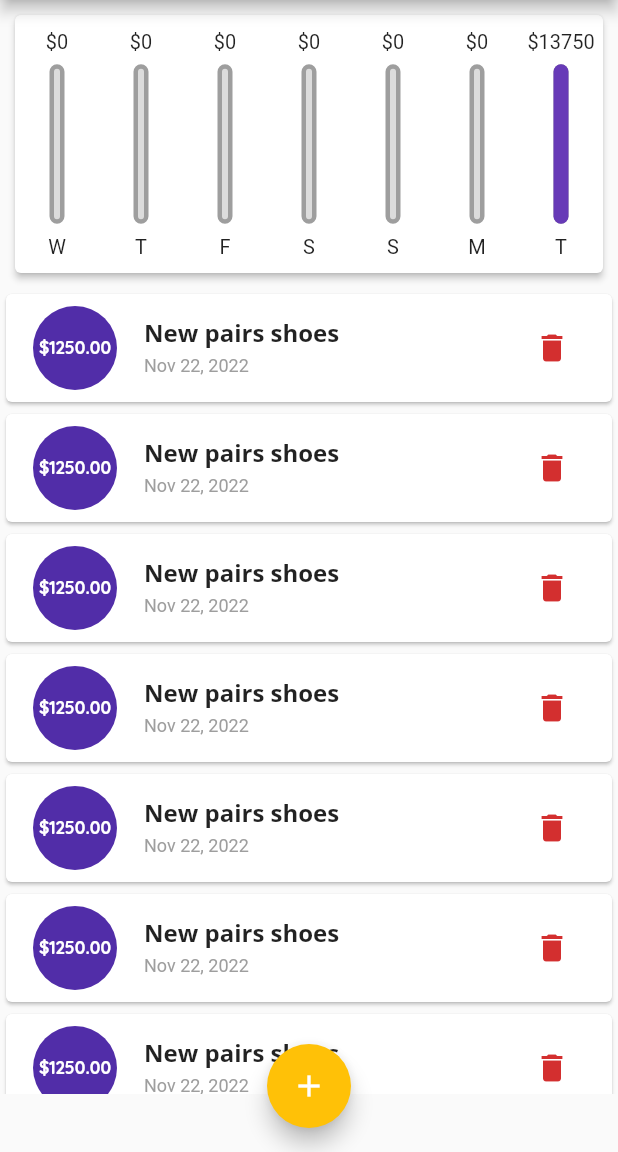
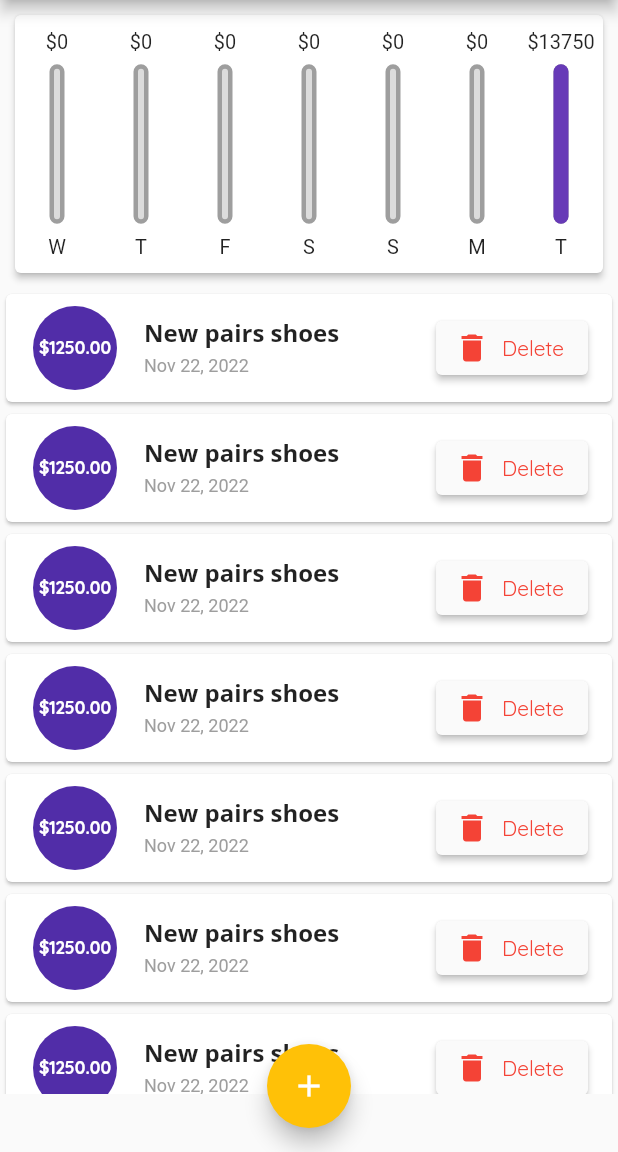
Before and after one commit to manuelwils/expense_tracker, a Flutter app: the screen it shows after launch, on a phone screen of 412 x 824 dp, the part 84-1236 px from its top. Run offline on Flutter 3.47's test engine with Material 2 defaults, Android fonts, the phone set to English and light mode, and no system bars.

Commit message:
improved ui

```diff
--- /dev/null
+++ b/lib/utils/helper.dart
@@ -0,0 +1,11 @@
+import 'package:flutter/cupertino.dart';
+
+class Helper {
+  final BuildContext _context;
+
+  Helper(this._context);
+
+  Size getSize() {
+    return MediaQuery.of(_context).size;
+  }
+}
--- a/lib/widgets/transaction_list.dart
+++ b/lib/widgets/transaction_list.dart
@@ -2,6 +2,7 @@ import 'package:flutter/material.dart';
 import 'package:intl/intl.dart';
 
 import '../models/transaction.dart';
+import '../utils/helper.dart';
 
 class TransactionList extends StatelessWidget {
   final List<Transaction> transactions;
@@ -11,6 +12,7 @@ class TransactionList extends StatelessWidget {
 
   @override
   Widget build(BuildContext context) {
+    Size size = Helper(context).getSize();
     return ListView.builder(
       itemBuilder: (BuildContext ctx, int index) {
         return Card(
@@ -41,11 +43,28 @@ class TransactionList extends StatelessWidget {
                 color: Colors.grey,
               ),
             ),
-            trailing: IconButton(
-              icon: const Icon(Icons.delete),
-              color: Theme.of(context).errorColor,
-              onPressed: () => deleteTx(transactions[index].id),
-            ),
+            trailing: size.width > 400
+                ? ElevatedButton.icon(
+                    onPressed: () => deleteTx(transactions[index].id),
+                    icon: const Icon(
+                      Icons.delete,
+                      color: Colors.red,
+                    ),
+                    label: Text(
+                      'Delete',
+                      style: TextStyle(color: Colors.red),
+                    ),
+                    style: ButtonStyle(
+                      backgroundColor: MaterialStateProperty.all(
+                        Color.fromRGBO(250, 250, 250, 1),
+                      ),
+                    ),
+                  )
+                : IconButton(
+                    icon: const Icon(Icons.delete),
+                    color: Theme.of(context).errorColor,
+                    onPressed: () => deleteTx(transactions[index].id),
+                  ),
           ),
         );
       },
```
Also changed, not shown: 1 other file.
